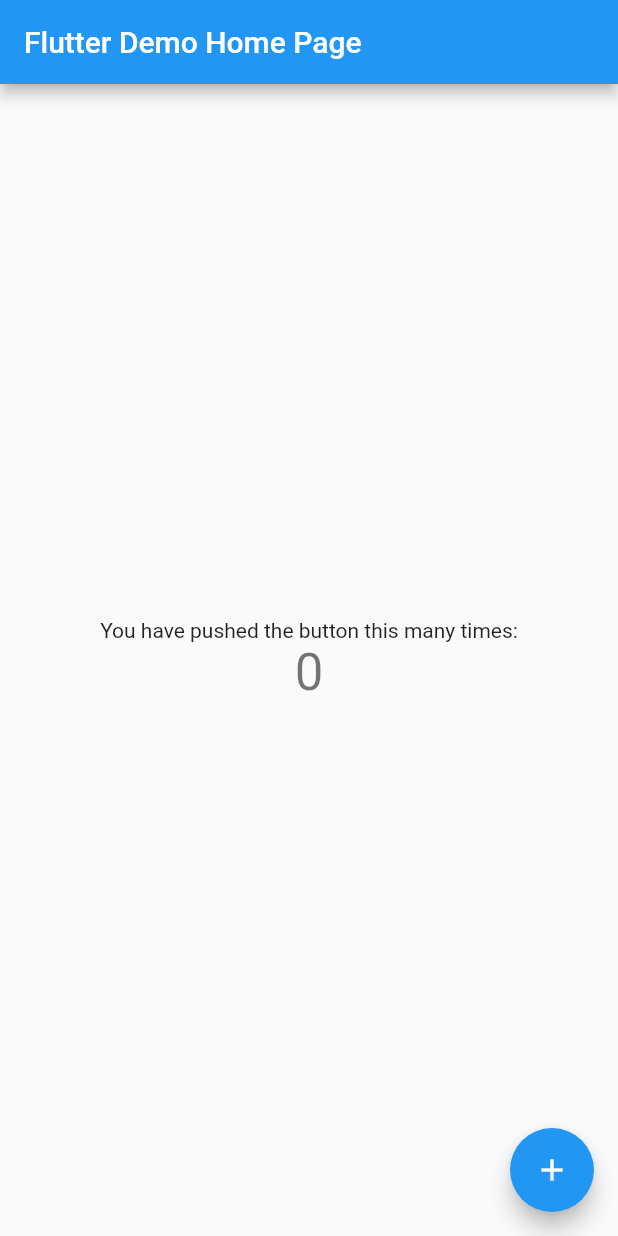
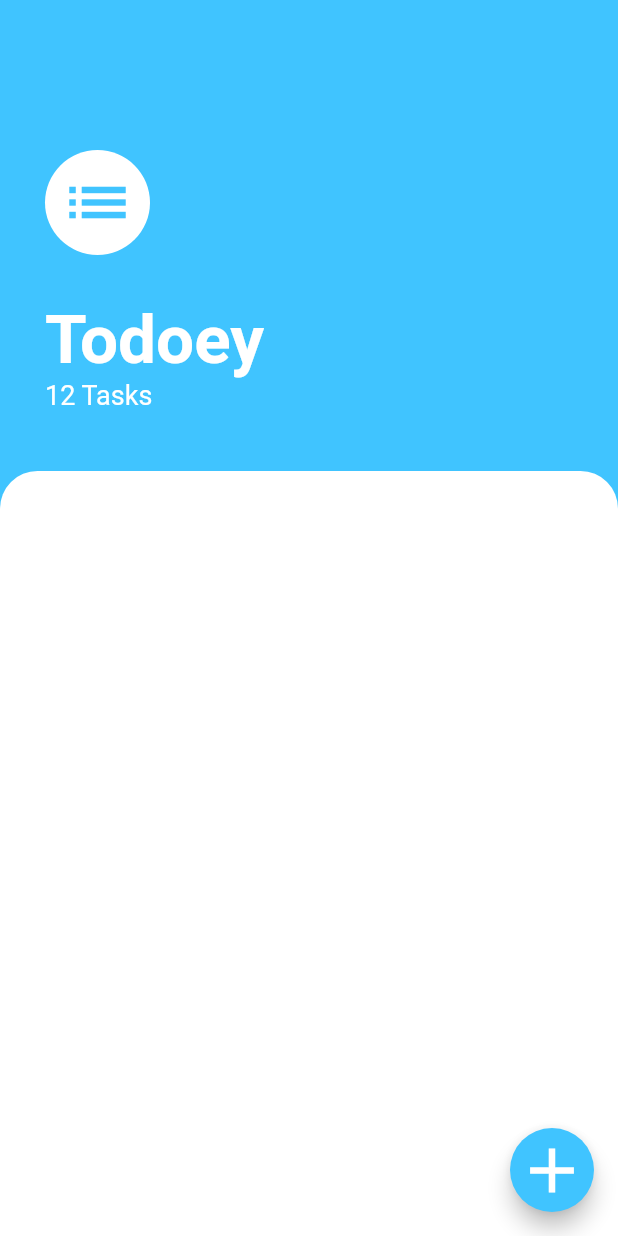
Before and after one commit to AlexToxin/todoey_flutter, a Flutter app: the screen it shows after launch, on a phone screen of 412 x 824 dp. Run offline on Flutter 3.47's test engine with Material 2 defaults, Android fonts, the phone set to English and light mode, and no system bars.

Commit message:
Designing the To-Do List App

```diff
--- a/lib/main.dart
+++ b/lib/main.dart
@@ -1,111 +1,16 @@
 import 'package:flutter/material.dart';
+import 'package:todoeyflutter/screens/tasks_screen.dart';
 
 void main() => runApp(MyApp());
 
 class MyApp extends StatelessWidget {
-  // This widget is the root of your application.
   @override
   Widget build(BuildContext context) {
     return MaterialApp(
-      title: 'Flutter Demo',
-      theme: ThemeData(
-        // This is the theme of your application.
-        //
-        // Try running your application with "flutter run". You'll see the
-        // application has a blue toolbar. Then, without quitting the app, try
-        // changing the primarySwatch below to Colors.green and then invoke
-        // "hot reload" (press "r" in the console where you ran "flutter run",
-        // or simply save your changes to "hot reload" in a Flutter IDE).
-        // Notice that the counter didn't reset back to zero; the application
-        // is not restarted.
-        primarySwatch: Colors.blue,
-      ),
-      home: MyHomePage(title: 'Flutter Demo Home Page'),
+      initialRoute: TasksScreen.id,
+      routes: {
+        TasksScreen.id: (context) => TasksScreen(),
+      },
     );
   }
 }
-
-class MyHomePage extends StatefulWidget {
-  MyHomePage({Key key, this.title}) : super(key: key);
-
-  // This widget is the home page of your application. It is stateful, meaning
-  // that it has a State object (defined below) that contains fields that affect
-  // how it looks.
-
-  // This class is the configuration for the state. It holds the values (in this
-  // case the title) provided by the parent (in this case the App widget) and
-  // used by the build method of the State. Fields in a Widget subclass are
-  // always marked "final".
-
-  final String title;
-
-  @override
-  _MyHomePageState createState() => _MyHomePageState();
-}
-
-class _MyHomePageState extends State<MyHomePage> {
-  int _counter = 0;
-
-  void _incrementCounter() {
-    setState(() {
-      // This call to setState tells the Flutter framework that something has
-      // changed in this State, which causes it to rerun the build method below
-      // so that the display can reflect the updated values. If we changed
-      // _counter without calling setState(), then the build method would not be
-      // called again, and so nothing would appear to happen.
-      _counter++;
-    });
-  }
-
-  @override
-  Widget build(BuildContext context) {
-    // This method is rerun every time setState is called, for instance as done
-    // by the _incrementCounter method above.
-    //
-    // The Flutter framework has been optimized to make rerunning build methods
-    // fast, so that you can just rebuild anything that needs updating rather
-    // than having to individually change instances of widgets.
-    return Scaffold(
-      appBar: AppBar(
-        // Here we take the value from the MyHomePage object that was created by
-        // the App.build method, and use it to set our appbar title.
-        title: Text(widget.title),
-      ),
-      body: Center(
-        // Center is a layout widget. It takes a single child and positions it
-        // in the middle of the parent.
-        child: Column(
-          // Column is also a layout widget. It takes a list of children and
-          // arranges them vertically. By default, it sizes itself to fit its
-          // children horizontally, and tries to be as tall as its parent.
-          //
-          // Invoke "debug painting" (press "p" in the console, choose the
-          // "Toggle Debug Paint" action from the Flutter Inspector in Android
-          // Studio, or the "Toggle Debug Paint" command in Visual Studio Code)
-          // to see the wireframe for each widget.
-          //
-          // Column has various properties to control how it sizes itself and
-          // how it positions its children. Here we use mainAxisAlignment to
-          // center the children vertically; the main axis here is the vertical
-          // axis because Columns are vertical (the cross axis would be
-          // horizontal).
-          mainAxisAlignment: MainAxisAlignment.center,
-          children: <Widget>[
-            Text(
-              'You have pushed the button this many times:',
-            ),
-            Text(
-              '$_counter',
-              style: Theme.of(context).textTheme.display1,
-            ),
-          ],
-        ),
-      ),
-      floatingActionButton: FloatingActionButton(
-        onPressed: _incrementCounter,
-        tooltip: 'Increment',
-        child: Icon(Icons.add),
-      ), // This trailing comma makes auto-formatting nicer for build methods.
-    );
-  }
-}
--- /dev/null
+++ b/lib/screens/tasks_screen.dart
@@ -0,0 +1,76 @@
+import 'package:flutter/cupertino.dart';
+import 'package:flutter/material.dart';
+import 'package:todoeyflutter/themes/main.dart';
+
+class TasksScreen extends StatelessWidget {
+  static final id = 'tasks_screen';
+
+  @override
+  Widget build(BuildContext context) {
+    return Scaffold(
+      backgroundColor: MainTheme.kPrimaryColor,
+      floatingActionButton: FloatingActionButton(
+        onPressed: () {},
+        backgroundColor: MainTheme.kPrimaryColor,
+        child: Icon(
+          Icons.add,
+          color: MainTheme.kSecondColor,
+          size: 50,
+        ),
+      ),
+      body: Column(
+        crossAxisAlignment: CrossAxisAlignment.stretch,
+        children: <Widget>[
+          Container(
+            padding: EdgeInsets.only(
+              top: 100,
+              left: 30,
+              right: 30,
+              bottom: 30,
+            ),
+            child: Column(
+              crossAxisAlignment: CrossAxisAlignment.start,
+              children: <Widget>[
+                CircleAvatar(
+                  backgroundColor: MainTheme.kSecondColor,
+                  radius: 35,
+                  child: Icon(
+                    Icons.list,
+                    color: MainTheme.kPrimaryColor,
+                    size: 50,
+                  ),
+                ),
+                SizedBox(
+                  height: 30,
+                ),
+                Text(
+                  'Todoey',
+                  style: MainTheme.kTitleTextStyle,
+                ),
+                Text(
+                  '12 Tasks',
+                  style: MainTheme.kSubtitleTextStyle,
+                ),
+              ],
+            ),
+          ),
+          SizedBox(
+            height: 10,
+          ),
+          Expanded(
+            child: Container(
+              height: 300,
+              decoration: BoxDecoration(
+                color: MainTheme.kSecondColor,
+                borderRadius: BorderRadius.only(
+                  topRight: Radius.circular(25),
+                  topLeft: Radius.circular(25),
+                ),
+              ),
+            ),
+          )
+        ],
+      ),
+    );
+  }
+}
--- /dev/null
+++ b/lib/themes/main.dart
@@ -0,0 +1,21 @@
+import 'package:flutter/material.dart';
+
+class MainTheme {
+  static const kPrimaryColor = Colors.lightBlueAccent;
+  static const kSecondColor = Colors.white;
+  static const kTextColor = Colors.black;
+
+  static const kTitleTextStyle = TextStyle(
+    fontWeight: FontWeight.w700,
+    fontSize: 45,
+    color: kSecondColor,
+  );
+  static const kSubtitleTextStyle = TextStyle(
+    fontSize: 18,
+    color: kSecondColor,
+  );
+  static const kItemTextStyle = TextStyle(
+    color: kTextColor,
+    fontSize: 20,
+  );
+}
```
